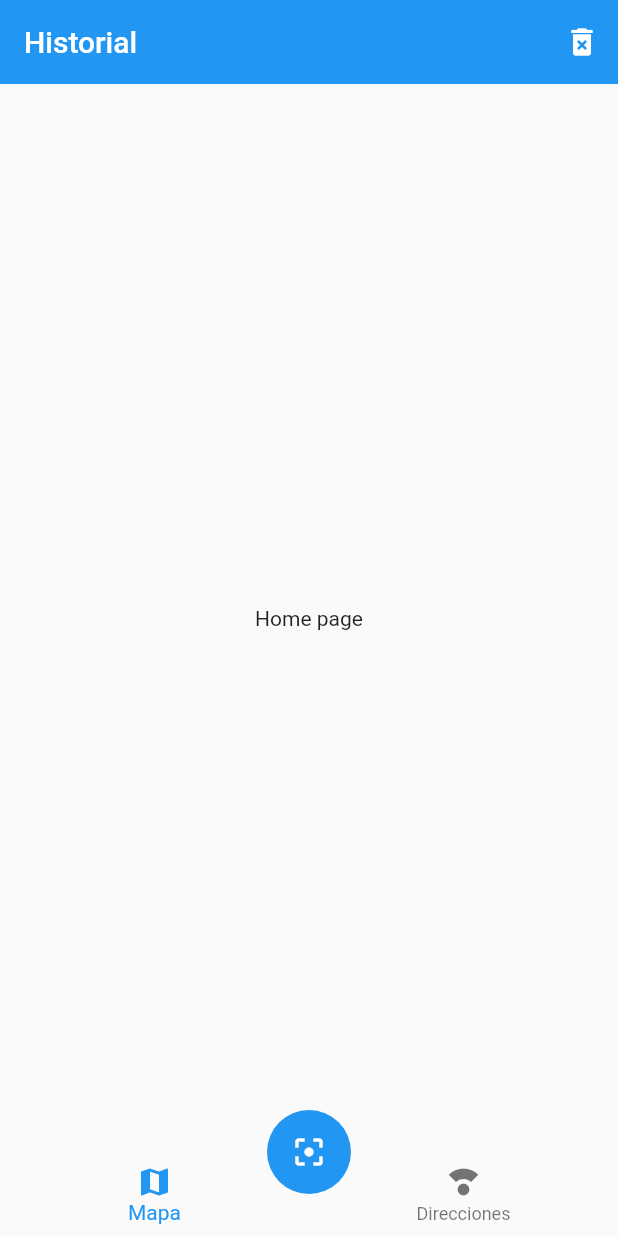
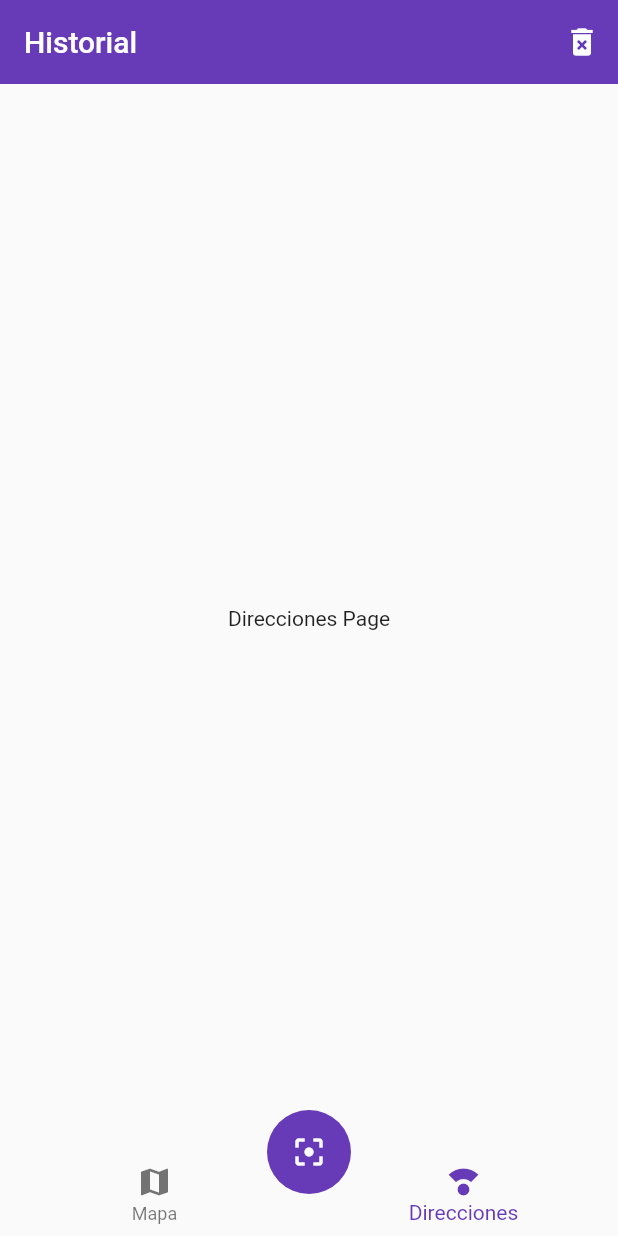
Before and after one commit to nachom96/qr_reader, a Flutter app: the screen it shows after launch, on a phone screen of 412 x 824 dp. Run offline on Flutter 3.47's test engine with Material 2 defaults, Android fonts, the phone set to English and light mode, and no system bars.

Commit message:
Añadido cambiar opciones del menú

```diff
--- a/lib/main.dart
+++ b/lib/main.dart
@@ -1,6 +1,9 @@
 import 'package:flutter/material.dart';
+import 'package:provider/provider.dart';
 import 'package:qr_reader/pages/home_page.dart';
 import 'package:qr_reader/pages/mapa_page.dart';
+import 'package:qr_reader/providers/ui_provider.dart';
+
 
 void main() => runApp(MyApp());
 
@@ -9,7 +12,11 @@ class MyApp extends StatelessWidget {
 
   @override
   Widget build(BuildContext context) {
-    return MaterialApp(
+    return MultiProvider(
+      providers: [
+        ChangeNotifierProvider(create: (_) => new UiProvider() ),
+      ],
+      child: MaterialApp(
         debugShowCheckedModeBanner: false,
         title: 'QR Reader',
         initialRoute: 'home',
@@ -17,6 +24,13 @@ class MyApp extends StatelessWidget {
           'home' : ( _ ) => HomePage(),
           'mapa' : ( _ ) => MapaPage(),
         },
+        theme: ThemeData(
+          primarySwatch: Colors.deepPurple,
+          floatingActionButtonTheme: const FloatingActionButtonThemeData(
+            backgroundColor: Colors.deepPurple
+          )
+        )
+      ),
     );
   }
 }
--- /dev/null
+++ b/lib/pages/direcciones_page.dart
@@ -0,0 +1,12 @@
+import 'package:flutter/material.dart';
+
+class DireccionesPage extends StatelessWidget {
+  const DireccionesPage({Key? key}) : super(key: key);
+
+  @override
+  Widget build(BuildContext context) {
+    return Center(
+      child: Text('Direcciones Page'),
+    );
+  }
+}
--- a/lib/pages/home_page.dart
+++ b/lib/pages/home_page.dart
@@ -1,4 +1,8 @@
 import 'package:flutter/material.dart';
+import 'package:provider/provider.dart';
+import 'package:qr_reader/pages/direcciones_page.dart';
+import 'package:qr_reader/pages/mapas_page.dart';
+import 'package:qr_reader/providers/ui_provider.dart';
 import 'package:qr_reader/widgets/custom_navigatorbar.dart';
 import 'package:qr_reader/widgets/scan_button.dart';
 
@@ -12,18 +16,39 @@ class HomePage extends StatelessWidget {
         elevation: 0,
         title: const Text('Historial'),
         actions: [
-          IconButton(
-          onPressed: (){},
-          icon: const Icon(Icons.delete_forever))
+          IconButton(onPressed: () {}, icon: const Icon(Icons.delete_forever))
         ],
       ),
-      body: const Center(
-        child: Text('Home page'),
-      ),
+      body: _HomePageBody(),
       bottomNavigationBar: CustomNavigationBar(),
       floatingActionButton: ScanButton(),
-      floatingActionButtonLocation: FloatingActionButtonLocation.miniCenterDocked,
+      floatingActionButtonLocation:
+          FloatingActionButtonLocation.miniCenterDocked,
       // bottomNavigationBar: ,
     );
   }
 }
+
+class _HomePageBody extends StatelessWidget {
+  const _HomePageBody({Key? key}) : super(key: key);
+
+  @override
+  Widget build(BuildContext context) {
+    // Obtener el selected menu opt
+    final uiProvider = Provider.of<UiProvider>(context);
+
+    // Cambiar para mostrar la página respectiva
+    final currentIndex = uiProvider.selectedMenuOpt;
+
+    switch (currentIndex) {
+      case 0:
+        return MapasPage();
+
+      case 1:
+        return DireccionesPage();
+
+      default:
+        return MapasPage();
+    }
+  }
+}
--- /dev/null
+++ b/lib/pages/mapas_page.dart
@@ -0,0 +1,12 @@
+import 'package:flutter/material.dart';
+
+class MapasPage extends StatelessWidget {
+  const MapasPage({Key? key}) : super(key: key);
+
+  @override
+  Widget build(BuildContext context) {
+    return Center(
+      child: Text('Mapas Page'),
+    );
+  }
+}
--- /dev/null
+++ b/lib/providers/ui_provider.dart
@@ -0,0 +1,14 @@
+import 'package:flutter/material.dart';
+
+class UiProvider extends ChangeNotifier {
+  int _selectedMenuOpt = 1;
+
+  int get selectedMenuOpt {
+    return _selectedMenuOpt;
+  }
+
+  set selectedMenuOpt(int i) {
+    _selectedMenuOpt = i;
+    notifyListeners();
+  }
+}
--- a/lib/widgets/custom_navigatorbar.dart
+++ b/lib/widgets/custom_navigatorbar.dart
@@ -1,22 +1,26 @@
 import 'package:flutter/material.dart';
+import 'package:provider/provider.dart';
+
+import '../providers/ui_provider.dart';
 
 class CustomNavigationBar extends StatelessWidget {
   const CustomNavigationBar({Key? key}) : super(key: key);
 
   @override
   Widget build(BuildContext context) {
+
+    final uiProvider = Provider.of<UiProvider>(context);
+
+    final currentIndex = uiProvider.selectedMenuOpt;
+
     return BottomNavigationBar(
-      currentIndex: 0,
+      onTap: ( int i ) => uiProvider.selectedMenuOpt = i,
+      currentIndex: currentIndex,
       elevation: 0,
       items: const [
+        BottomNavigationBarItem(icon: Icon(Icons.map), label: 'Mapa'),
         BottomNavigationBarItem(
-          icon: Icon (Icons.map),
-          label: 'Mapa'
-          ),
-          BottomNavigationBarItem(
-          icon: Icon (Icons.compass_calibration),
-          label: 'Direcciones'
-          ),
+            icon: Icon(Icons.compass_calibration), label: 'Direcciones'),
       ],
     );
   }
--- a/pubspec.yaml
+++ b/pubspec.yaml
@@ -34,6 +34,7 @@ dependencies:
   # The following adds the Cupertino Icons font to your application.
   # Use with the CupertinoIcons class for iOS style icons.
   cupertino_icons: ^1.0.2
+  provider: ^6.0.3
 
 dev_dependencies:
   flutter_test:
```
Lines whose indentation alone changed are shown as unchanged.
